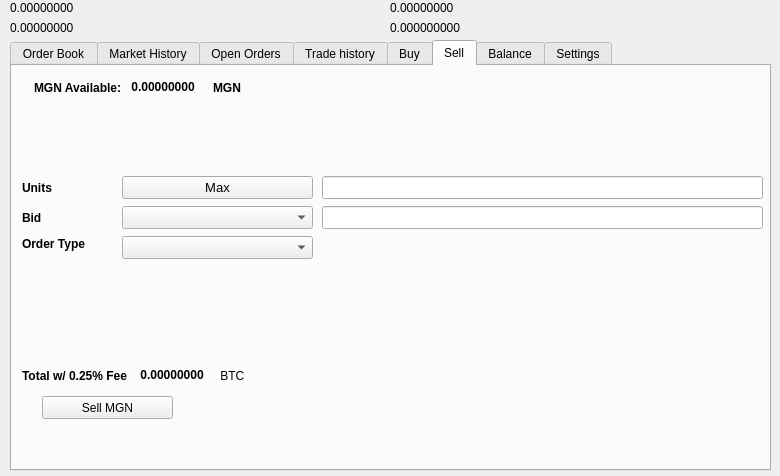
Above: src/qt/forms/tradingdialog.ui from stefanpabstme/KackCoin before the change. Below: the same form after it.
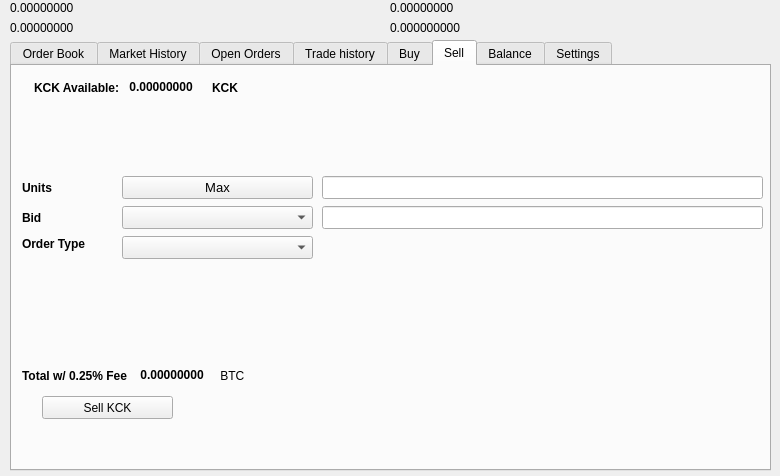
That is the form after the change. The open tabs and pages were chosen to show the change. Icons and pictures are not drawn.

The edit to the form file:
```diff
--- a/src/qt/forms/tradingdialog.ui
+++ b/src/qt/forms/tradingdialog.ui
@@ -1751,7 +1751,7 @@
       </rect>
      </property>
      <property name="text">
-      <string>Sell MGN</string>
+      <string>Sell KCK</string>
      </property>
      <property name="icon">
       <iconset resource="../mgn">
@@ -1777,7 +1777,7 @@
          </font>
         </property>
         <property name="text">
-         <string>MGN Available:</string>
+         <string>KCK Available:</string>
         </property>
        </widget>
       </item>
@@ -2221,7 +2221,7 @@
          </font>
         </property>
         <property name="text">
-         <string>MGN</string>
+         <string>KCK</string>
         </property>
        </widget>
       </item>
```
Left out of the diff: 46 changed lines with no effect on the pictures.
